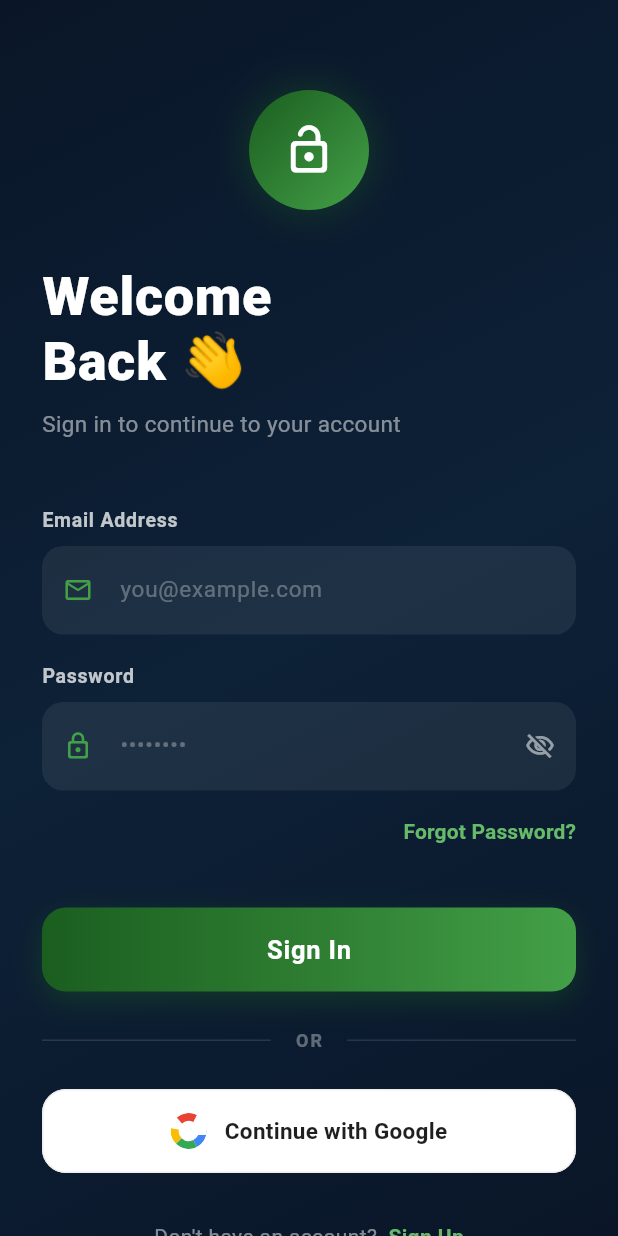
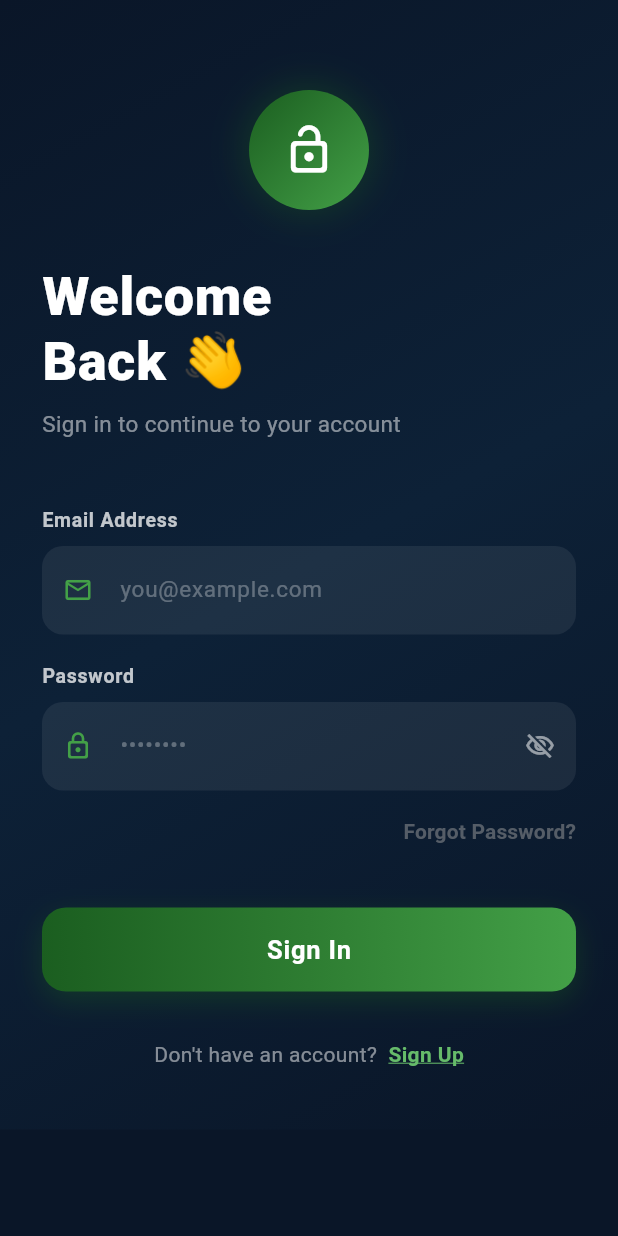
Before and after one commit to Arslan4546/Flutter-Advance-Concepts, a Flutter app: the HomeView screen opened by its route, after a tap on "Logout", on a phone screen of 412 x 824 dp. Run offline on Flutter 3.47's test engine with Material 3 defaults, Android fonts, the phone set to English and light mode, and no system bars; our stand-ins replace another_flushbar, equatable, firebase_auth, firebase_core, firebase_messaging, flutter_bloc and 4 more; accounts and stored records are empty.

Commit message:
auth with email/password done

```diff
--- a/auth_practices/auth_practices/lib/bloc/auth_bloc/auth_event.dart
+++ b/auth_practices/auth_practices/lib/bloc/auth_bloc/auth_event.dart
@@ -34,7 +34,3 @@ class AuthSignInRequested extends AuthEvent {
 class AuthSignOutRequested extends AuthEvent {
   const AuthSignOutRequested();
 }
-
-class AuthGoogleLoginRequested extends AuthEvent {
-  const AuthGoogleLoginRequested();
-}
--- a/auth_practices/auth_practices/lib/core/services/auth_service.dart
+++ b/auth_practices/auth_practices/lib/core/services/auth_service.dart
@@ -1,10 +1,8 @@
 import 'dart:async';
 import 'package:firebase_auth/firebase_auth.dart';
-import 'package:google_sign_in/google_sign_in.dart';
 
 class AuthService {
   final FirebaseAuth _firebaseAuth = FirebaseAuth.instance;
-  final GoogleSignIn _googleSignIn = GoogleSignIn();
 
   User? get currentUser => _firebaseAuth.currentUser;
 
@@ -30,50 +28,7 @@ class AuthService {
     );
   }
 
-  // ─── GOOGLE SIGN IN ───────────────────────────────────────────
-  Future<UserCredential> loginWithGoogle() async {
-    try {
-      // Sign out first to force account picker every time
-      await _googleSignIn.signOut();
-
-      final GoogleSignInAccount? googleUser = await _googleSignIn.signIn();
-
-      if (googleUser == null) {
-        // User cancelled the picker
-        throw Exception('google-login-cancelled');
-      }
-
-      final GoogleSignInAuthentication googleAuth =
-          await googleUser.authentication;
-
-      if (googleAuth.idToken == null) {
-        print('idToken: ${googleAuth.idToken}');
-        print('accessToken: ${googleAuth.accessToken}');
-        throw Exception('google-login-failed');
-      }
-
-      final credential = GoogleAuthProvider.credential(
-        accessToken: googleAuth.accessToken,
-        idToken: googleAuth.idToken,
-      );
-
-      return await _firebaseAuth.signInWithCredential(credential);
-    } on FirebaseAuthException {
-      rethrow; // Let bloc handle Firebase errors
-    } catch (e) {
-      final msg = e.toString();
-      if (msg.contains('google-login-cancelled')) {
-        throw Exception('google-login-cancelled');
-      }
-      throw Exception('google-login-failed');
-    }
-  }
-
-  Future<UserCredential> signUpWithGoogle() async {
-    return await loginWithGoogle();
-  }
-
   Future<void> signOut() async {
-    await Future.wait([_googleSignIn.signOut(), _firebaseAuth.signOut()]);
+    await _firebaseAuth.signOut();
   }
 }
--- a/auth_practices/auth_practices/lib/data/repositories/auth_repo.dart
+++ b/auth_practices/auth_practices/lib/data/repositories/auth_repo.dart
@@ -44,14 +44,6 @@ class AuthRepo {
     }
   }
 
-  Future<UserCredential> googleLogin() async {
-    return await _authService.loginWithGoogle();
-  }
-
-  Future<UserCredential> googleSignUp() async {
-    return await _authService.signUpWithGoogle();
-  }
-
   Future<void> signOut() async {
     try {
       await _authService.signOut();
@@ -76,7 +68,7 @@ class AuthRepo {
         return 'Password is required.';
 
       case 'email-already-in-use':
-        return 'An account already exists with this email. Please login instead.';
+        return 'This email is already registered. Please login instead.';
 
       case 'weak-password':
         return 'Password is too weak. Use at least 6 characters.';
@@ -115,60 +107,6 @@ class AuthRepo {
         return 'Authentication session is invalid. Please login again.';
 
       // =========================================================
-      // GOOGLE LOGIN CUSTOM BUSINESS ERRORS
-      // =========================================================
-
-      case 'google-password-conflict':
-        return 'This email is registered with email/password. Kindly login using password.';
-
-      case 'google-login-cancelled':
-        return 'Google sign in was cancelled by user.';
-
-      case 'google-login-failed':
-        return 'Unable to login with Google right now. Please try again.';
-
-      case 'google-account-not-found':
-        return 'No Google account found. Please sign up first.';
-
-      // =========================================================
-      // GOOGLE SIGNUP CUSTOM BUSINESS ERRORS
-      // =========================================================
-
-      case 'google-already-used':
-        return 'This Google account is already registered. Please login instead.';
-
-      case 'google-signup-cancelled':
-        return 'Google sign up was cancelled by user.';
-
-      case 'google-signup-failed':
-        return 'Unable to sign up with Google right now. Please try again.';
-
-      // =========================================================
-      // GOOGLE / FIREBASE PROVIDER CONFLICT ERRORS
-      // =========================================================
-
-      case 'account-exists-with-different-credential':
-        return 'This email is already linked with another sign-in provider.';
-
-      case 'popup-closed-by-user':
-        return 'Google authentication was cancelled.';
-
-      case 'popup-blocked':
-        return 'Google authentication popup was blocked. Please allow popups and try again.';
-
-      case 'invalid-verification-code':
-        return 'Google verification failed. Please try again.';
-
-      case 'invalid-verification-id':
-        return 'Google authentication session is invalid.';
-
-      case 'provider-already-linked':
-        return 'This Google account is already linked with this user.';
-
-      case 'requires-recent-login':
-        return 'Please login again to continue this action.';
-
-      // =========================================================
       // DEFAULT FALLBACK
       // =========================================================
 
--- a/auth_practices/auth_practices/lib/views/auth_view/login_view.dart
+++ b/auth_practices/auth_practices/lib/views/auth_view/login_view.dart
@@ -39,10 +39,6 @@ class _LoginViewState extends State<LoginView> {
         ),
       );
     }
-  }
-
-  void _onGoogleSignInTapped() {
-    context.read<AuthBloc>().add(AuthGoogleLoginRequested());
   }
 
   @override
@@ -180,22 +176,16 @@ class _LoginViewState extends State<LoginView> {
                         Align(
                           alignment: Alignment.centerRight,
                           child: TextButton(
-                            onPressed: () {
-                              // Navigator.of(context).push(
-                              //   MaterialPageRoute(
-                              //     builder: (_) => const ForgotPasswordView(),
-                              //   ),
-                              // );
-                            },
+                            onPressed: null, // Disabled
                             style: TextButton.styleFrom(
                               padding: EdgeInsets.zero,
                               minimumSize: const Size(50, 30),
                               tapTargetSize: MaterialTapTargetSize.shrinkWrap,
                             ),
-                            child: const Text(
+                            child: Text(
                               'Forgot Password?',
                               style: TextStyle(
-                                color: Color(0xFF66BB6A),
+                                color: Colors.grey.withValues(alpha: 0.5),
                                 fontSize: 14,
                                 fontWeight: FontWeight.w600,
                               ),
@@ -271,25 +261,6 @@ class _LoginViewState extends State<LoginView> {
                                     ),
                                   ),
                                 ),
-                                const SizedBox(height: 24),
-                                // OR divider
-                                const OrDivider(),
-                                const SizedBox(height: 24),
-
-                                // Google Sign-In button
-                                // ✅ CORRECT — buildWhen bilkul hata do
-                                BlocBuilder<AuthBloc, AuthState>(
-                                  builder: (context, state) {
-                                    final isGoogleLoading =
-                                        state is AuthLoading;
-                                    return GoogleSignInButton(
-                                      isLoading: isGoogleLoading,
-                                      onPressed: isGoogleLoading
-                                          ? null
-                                          : _onGoogleSignInTapped,
-                                    );
-                                  },
-                                ),
                               ],
                             );
                           },
```
Also changed, not shown: auth_practices/auth_practices/lib/bloc/auth_bloc/auth_bloc.dart (+0 -27 lines), auth_practices/auth_practices/lib/views/auth_view/forgot_password_view.dart (deleted, +0 -228 lines), auth_practices/auth_practices/lib/views/auth_view/signup_view.dart (+27 -25 lines), auth_practices/auth_practices/lib/core/services/errors/auth_errors.dart (deleted).
